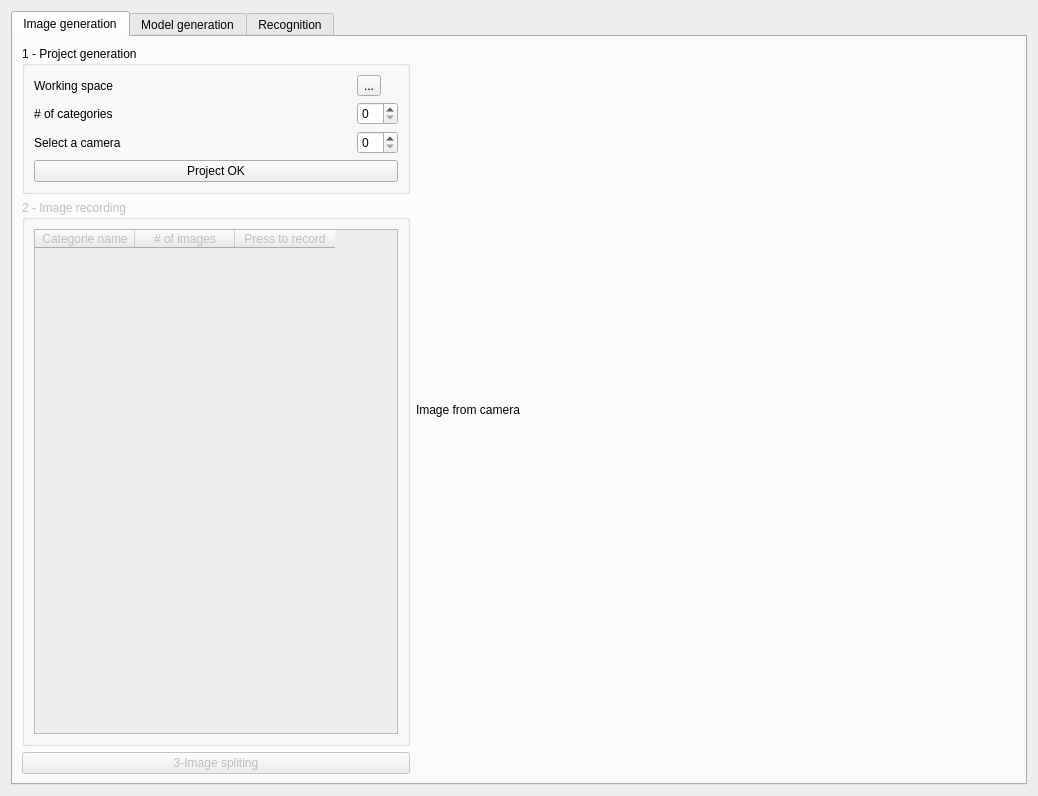
The window that ai_nano.ui (raiv-toulouse/ai_nano) describes before a commit, drawn with Qt 5.
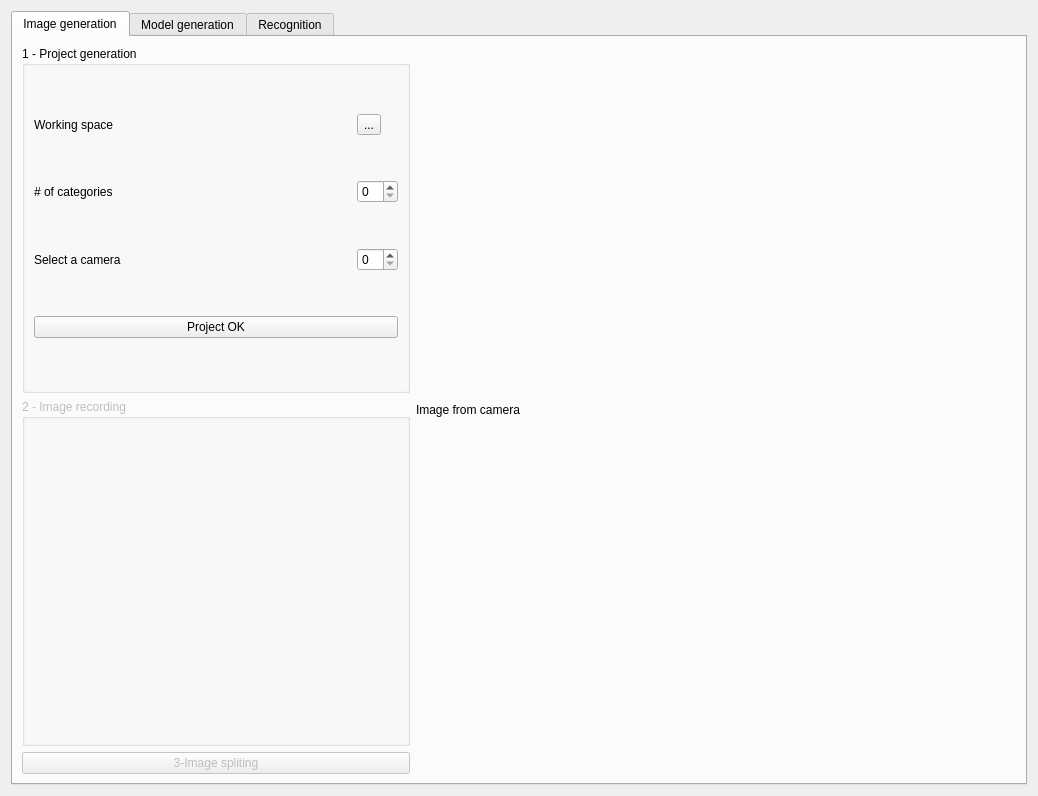
The same window after the commit.

Commit message: images generation done!!!

```diff
--- a/ai_nano.ui
+++ b/ai_nano.ui
@@ -92,25 +92,9 @@
            <property name="title">
             <string>2 - Image recording</string>
            </property>
-           <layout class="QHBoxLayout" name="horizontalLayout_4">
+           <layout class="QVBoxLayout" name="verticalLayout_3">
             <item>
-             <widget class="QTableWidget" name="table_recording">
-              <column>
-               <property name="text">
-                <string>Categorie name</string>
-               </property>
-              </column>
-              <column>
-               <property name="text">
-                <string># of images</string>
-               </property>
-              </column>
-              <column>
-               <property name="text">
-                <string>Press to record</string>
-               </property>
-              </column>
-             </widget>
+             <layout class="QVBoxLayout" name="vl_record"/>
             </item>
            </layout>
           </widget>
```
Left out of the diff: 2 changed lines with no effect on the pictures. The commit also changes 7 other files.
